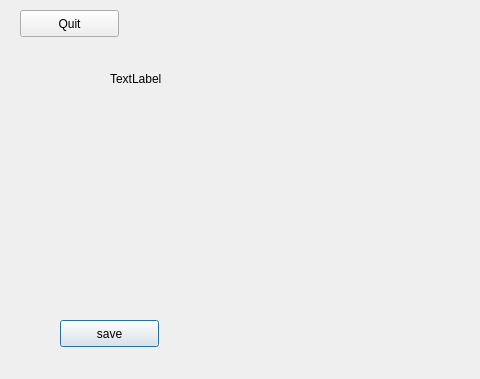
Old version of the form dispositif/Cubicle/afficheplan.ui in the repository ppff/Cubicle-GUI; both pictures show x 0 to 480 and y 0 to 379 of the 863 by 379 pixel window.
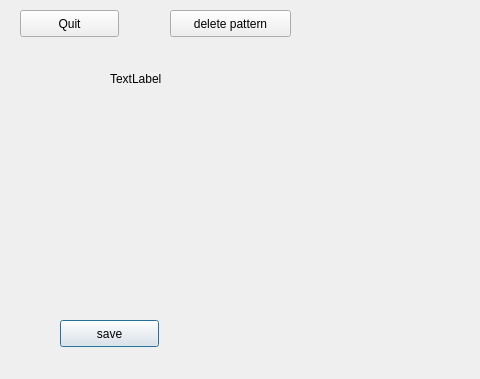
New version of the form.

Commit message: delete a pattern

```diff
--- a/dispositif/Cubicle/afficheplan.ui
+++ b/dispositif/Cubicle/afficheplan.ui
@@ -52,6 +52,19 @@
     <string>Quit</string>
    </property>
   </widget>
+  <widget class="QPushButton" name="pushButton_3">
+   <property name="geometry">
+    <rect>
+     <x>170</x>
+     <y>10</y>
+     <width>121</width>
+     <height>27</height>
+    </rect>
+   </property>
+   <property name="text">
+    <string>delete pattern</string>
+   </property>
+  </widget>
  </widget>
  <resources/>
  <connections/>
```
The commit also changes 3 other files.
